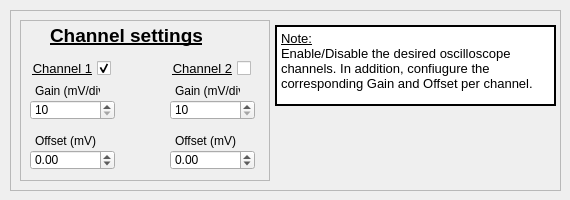
Old version of the form Widget_Library/widget_oscilloscope_channels.ui in the repository 8foldrepo/RF_Balance_Profound.
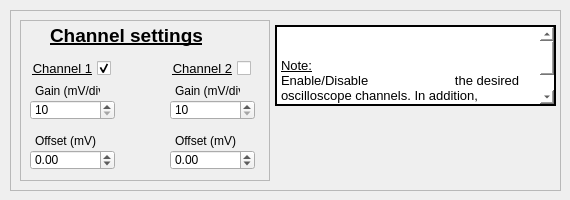
New version of the form.

What changed in the file:
```diff
--- a/Widget_Library/widget_oscilloscope_channels.ui
+++ b/Widget_Library/widget_oscilloscope_channels.ui
@@ -66,11 +66,19 @@
     </property>
     <property name="html">
      <string>&lt;!DOCTYPE HTML PUBLIC &quot;-//W3C//DTD HTML 4.0//EN&quot; &quot;http://www.w3.org/TR/REC-html40/strict.dtd&quot;&gt;
-&lt;html&gt;&lt;head&gt;&lt;meta name=&quot;qrichtext&quot; content=&quot;1&quot; /&gt;&lt;style type=&quot;text/css&quot;&gt;
-p, li { white-space: pre-wrap; }
-&lt;/style&gt;&lt;/head&gt;&lt;body style=&quot; font-family:'MS Shell Dlg 2'; font-size:8.25pt; font-weight:400; font-style:normal;&quot;&gt;
-&lt;p style=&quot; margin-top:0px; margin-bottom:0px; margin-left:0px; margin-right:0px; -qt-block-indent:0; text-indent:0px;&quot;&gt;&lt;span style=&quot; font-size:10pt; text-decoration: underline;&quot;&gt;Note:&lt;/span&gt;                        &lt;/p&gt;
-&lt;p style=&quot; margin-top:0px; margin-bottom:0px; margin-left:0px; margin-right:0px; -qt-block-indent:0; text-indent:0px;&quot;&gt;&lt;span style=&quot; font-size:10pt;&quot;&gt;Enable/Disable the desired oscilloscope channels. In addition, confiugure the corresponding Gain and Offset per channel.&lt;/span&gt;                    &lt;/p&gt;&lt;/body&gt;&lt;/html&gt;</string>
+                        &lt;html&gt;&lt;head&gt;&lt;meta name=&quot;qrichtext&quot; content=&quot;1&quot; /&gt;&lt;style
+                        type=&quot;text/css&quot;&gt;
+                        p, li { white-space: pre-wrap; }
+                        &lt;/style&gt;&lt;/head&gt;&lt;body style=&quot; font-family:'MS Shell Dlg 2'; font-size:8.25pt;
+                        font-weight:400; font-style:normal;&quot;&gt;
+                        &lt;p style=&quot; margin-top:0px; margin-bottom:0px; margin-left:0px; margin-right:0px;
+                        -qt-block-indent:0; text-indent:0px;&quot;&gt;&lt;span style=&quot; font-size:10pt;
+                        text-decoration: underline;&quot;&gt;Note:&lt;/span&gt; &lt;/p&gt;
+                        &lt;p style=&quot; margin-top:0px; margin-bottom:0px; margin-left:0px; margin-right:0px;
+                        -qt-block-indent:0; text-indent:0px;&quot;&gt;&lt;span style=&quot; font-size:10pt;&quot;&gt;Enable/Disable
+                        the desired oscilloscope channels. In addition, confiugure the corresponding Gain and Offset per
+                        channel.&lt;/span&gt; &lt;/p&gt;&lt;/body&gt;&lt;/html&gt;
+                    </string>
     </property>
    </widget>
    <widget class="QFrame" name="frame">
```
Lines whose indentation alone changed are shown as unchanged.
